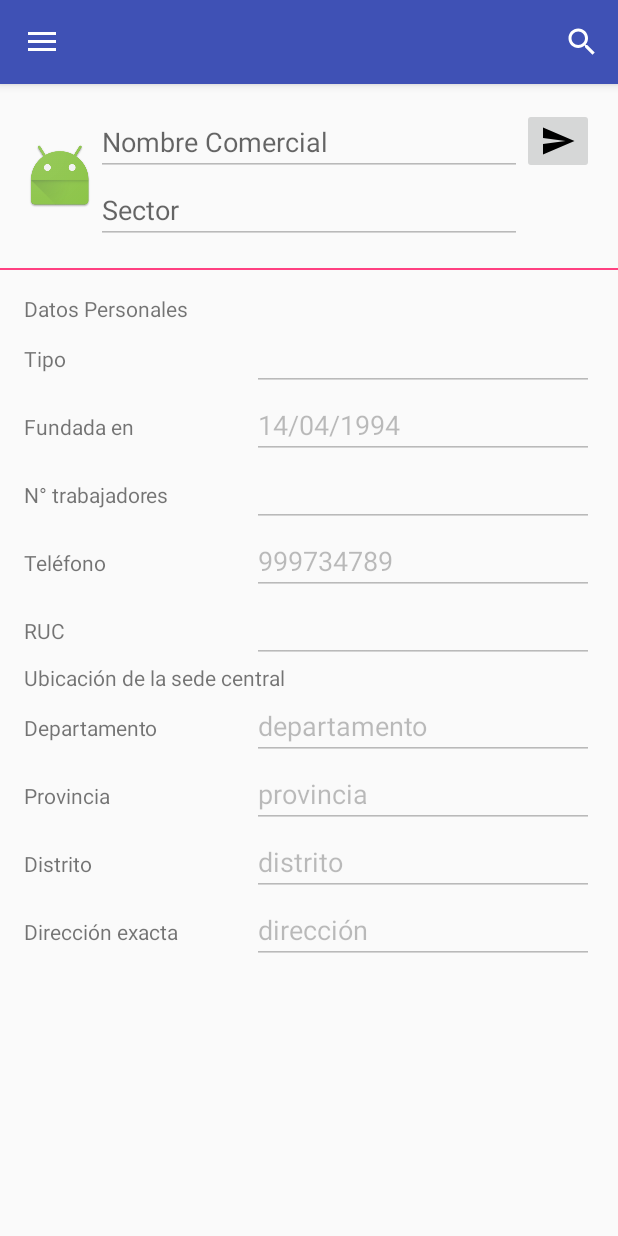
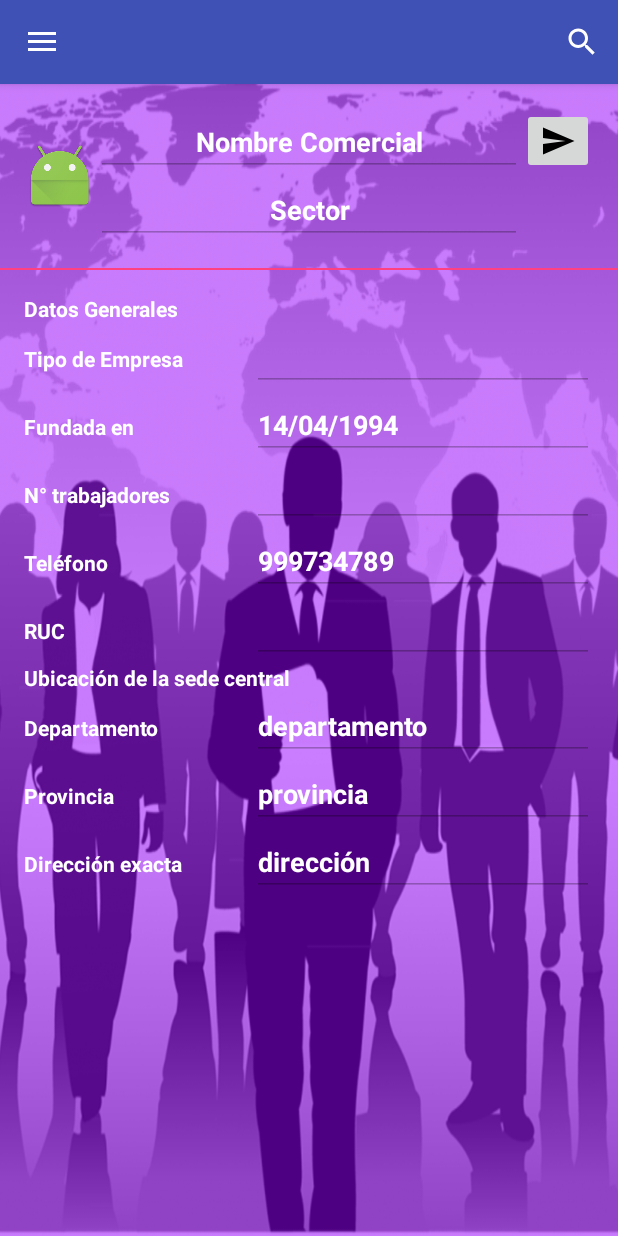
Before and after one commit to jhonn-y2j/Quick-Job, an Android app: the MainActivityEmp screen opened directly, with no data from a screen before it, after a tap on "Ver Perfil", on a phone screen of 412 x 824 dp. Run offline under Robolectric (Android 15) with nearby library versions, the phone set to English and light mode, and no system bars; our stand-ins replace ButterKnife; 2 statements that could not run were skipped; 1 other tap on this screen came first.

Commit message:
Perfil de empresa hecho

```diff
--- a/app/build.gradle
+++ b/app/build.gradle
@@ -32,4 +32,9 @@ dependencies {
     compile 'com.jakewharton:butterknife:8.4.0'
     annotationProcessor 'com.jakewharton:butterknife-compiler:8.4.0'
 
+    compile 'com.google.firebase:firebase-core:9.6.1'
+    compile 'com.google.firebase:firebase-database:9.6.1'
+
 }
+
+apply plugin: 'com.google.gms.google-services'
--- a/app/src/main/java/com/developers/quickjob/quick_job/MainActivityEmp.java
+++ b/app/src/main/java/com/developers/quickjob/quick_job/MainActivityEmp.java
@@ -96,9 +96,7 @@ public class MainActivityEmp extends AppCompatActivity
         Fragment fragment= null;
         if(id==R.id.nav_perfil_emp){
             fragment = new fragment_perfil_empresa();
-        }
-
-        if (id==R.id.nav_ofertas_emp){
+        }else if (id==R.id.nav_ofertas_emp){
             fragment= new fragment_oferta();
         }else if (id== R.id.nav_publicaciones_emp){
             fragment = new fragmetn_ofertas_publicadas();
--- a/app/src/main/java/com/developers/quickjob/quick_job/fragment_emp/fragment_perfil_empresa.java
+++ b/app/src/main/java/com/developers/quickjob/quick_job/fragment_emp/fragment_perfil_empresa.java
@@ -39,8 +39,6 @@ public class fragment_perfil_empresa extends Fragment {
     EditText departamento_emp;
     @BindView(R.id.text_ubic_provin_fap)
     EditText provincia_emp;
-    @BindView(R.id.text_ubic_dist_fap)
-    EditText distrito;
     @BindView(R.id.text_ubic_direcc_fap)
     EditText direcc_emp;
 
@@ -64,13 +62,13 @@ public class fragment_perfil_empresa extends Fragment {
             nom_emp.setText(empresa.getNombre_comercial());
             sector.setText(empresa.getSector());
             tipo_emp.setText(empresa.getTipo_empresa());
-            anio_fund.setText(empresa.getFundacion_anho());
-            num_trab.setText(empresa.getNro_trabajadores());
-            telf_emp.setText(empresa.getTelef_referencia());
+            anio_fund.setText(""+empresa.getFundacion_anho());
+            Log.d(fragment_perfil_empresa.class.getName(),"anho "+ empresa.getFundacion_anho());
+            num_trab.setText(""+empresa.getNro_trabajadores());
+            telf_emp.setText(""+empresa.getTelef_referencia());
             ruc_emp.setText(empresa.getRuc());
             departamento_emp.setText(empresa.getUbic_dprt());
             provincia_emp.setText(empresa.getUbic_provincia());
-            distrito.setText(empresa.getUbic_distrito());
             direcc_emp.setText(empresa.getUbic_direccion());
         }
 
--- a/app/src/main/res/layout/activty_oferta_detalle.xml
+++ b/app/src/main/res/layout/activty_oferta_detalle.xml
@@ -19,7 +19,7 @@
                 android:layout_height="wrap_content" />
 
             <TextView
-                android:id="@+id/txt_ofer_emp"
+                android:id="@+id/txt_ofer_area"
                 android:layout_width="match_parent"
                 android:layout_height="wrap_content" />
 
--- a/app/src/main/res/layout/fragment_perfil_emp.xml
+++ b/app/src/main/res/layout/fragment_perfil_emp.xml
@@ -4,6 +4,7 @@
     android:layout_width="match_parent"
     android:layout_height="match_parent"
     android:orientation="vertical"
+    android:background="@drawable/img_backgroud_app"
     tools:context="com.developers.quickjob.quick_job.fragment_emp.fragment_perfil_empresa">
 
     <ScrollView
@@ -39,11 +40,19 @@
                         android:id="@+id/text_mom_emp_fap"
                         android:layout_width="match_parent"
                         android:layout_height="wrap_content"
+                        android:textColor="@android:color/white"
+                        android:textAlignment="center"
+                        android:textStyle="bold"
+                        android:textColorHint="@android:color/white"
                         android:enabled="false"
                         android:hint="Nombre Comercial" />
 
                     <EditText
                         android:id="@+id/text_sector_fap"
+                        android:textAlignment="center"
+                        android:textColor="@android:color/white"
+                        android:textStyle="bold"
+                        android:textColorHint="@android:color/white"
                         android:layout_width="match_parent"
                         android:layout_height="wrap_content"
                         android:enabled="false"
@@ -72,7 +81,9 @@
                 <TextView
                     android:layout_width="wrap_content"
                     android:layout_height="wrap_content"
-                    android:text="Datos Personales" />
+                    android:textColor="@android:color/white"
+                    android:textStyle="bold"
+                    android:text="Datos Generales" />
                 <!-- Datos Personales-->
                 <LinearLayout
                     android:layout_width="match_parent"
@@ -83,12 +94,18 @@
                         android:layout_width="0dp"
                         android:layout_height="wrap_content"
                         android:layout_weight="2"
-                        android:text="Tipo" />
+                        android:textColor="@android:color/white"
+                        android:textStyle="bold"
+                        android:textColorHint="@android:color/white"
+                        android:text="Tipo de Empresa" />
 
                     <EditText
                         android:id="@+id/text_tipoempresa_fap"
                         android:layout_width="0dp"
                         android:layout_height="wrap_content"
+                        android:textColor="@android:color/white"
+                        android:textStyle="bold"
+                        android:textColorHint="@android:color/white"
                         android:layout_weight="3"
                         android:enabled="false"
                         android:text="" />
@@ -103,6 +120,8 @@
                     <TextView
                         android:layout_width="0dp"
                         android:layout_height="wrap_content"
+                        android:textColor="@android:color/white"
+                        android:textStyle="bold"
                         android:layout_weight="2"
                         android:text="Fundada en" />
 
@@ -110,6 +129,9 @@
                         android:id="@+id/text_anio_fund_fap"
                         android:layout_width="0dp"
                         android:layout_height="wrap_content"
+                        android:textColor="@android:color/white"
+                        android:textStyle="bold"
+                        android:textColorHint="@android:color/white"
                         android:layout_weight="3"
                         android:enabled="false"
                         android:text="14/04/1994" />
@@ -125,6 +147,8 @@
                         android:layout_width="0dp"
                         android:layout_height="wrap_content"
                         android:layout_weight="2"
+                        android:textColor="@android:color/white"
+                        android:textStyle="bold"
                         android:text="N° trabajadores" />
 
                     <EditText
@@ -132,6 +156,9 @@
                         android:layout_width="0dp"
                         android:layout_height="wrap_content"
                         android:layout_weight="3"
+                        android:textColor="@android:color/white"
+                        android:textStyle="bold"
+                        android:textColorHint="@android:color/white"
                         android:enabled="false"
                         android:inputType="number"
                         android:text=" " />
@@ -147,12 +174,17 @@
                         android:layout_width="0dp"
                         android:layout_height="wrap_content"
                         android:layout_weight="2"
+                        android:textColor="@android:color/white"
+                        android:textStyle="bold"
                         android:text="Teléfono" />
 
                     <EditText
                         android:id="@+id/text_telef_fap"
                         android:layout_width="0dp"
                         android:layout_height="wrap_content"
+                        android:textColor="@android:color/white"
+                        android:textStyle="bold"
+                        android:textColorHint="@android:color/white"
                         android:layout_weight="3"
                         android:enabled="false"
                         android:text="999734789" />
@@ -166,6 +198,8 @@
                     <TextView
                         android:layout_width="0dp"
                         android:layout_height="wrap_content"
+                        android:textColor="@android:color/white"
+                        android:textStyle="bold"
                         android:layout_weight="2"
                         android:text="RUC" />
 
@@ -173,6 +207,9 @@
                         android:id="@+id/text_ruc_fap"
                         android:layout_width="0dp"
                         android:layout_height="wrap_content"
+                        android:textColor="@android:color/white"
+                        android:textStyle="bold"
+                        android:textColorHint="@android:color/white"
                         android:layout_weight="3"
                         android:enabled="false"
                         android:text="" />
@@ -182,6 +219,8 @@
                 <TextView
                     android:layout_width="wrap_content"
                     android:layout_height="wrap_content"
+                    android:textColor="@android:color/white"
+                    android:textStyle="bold"
                     android:text="Ubicación de la sede central" />
 
                 <LinearLayout
@@ -192,6 +231,8 @@
                     <TextView
                         android:layout_width="0dp"
                         android:layout_height="wrap_content"
+                        android:textColor="@android:color/white"
+                        android:textStyle="bold"
                         android:layout_weight="2"
                         android:text="Departamento" />
 
@@ -199,6 +240,9 @@
                         android:id="@+id/text_ubic_depart_fap"
                         android:layout_width="0dp"
                         android:layout_height="wrap_content"
+                        android:textColor="@android:color/white"
+                        android:textStyle="bold"
+                        android:textColorHint="@android:color/white"
                         android:layout_weight="3"
                         android:enabled="false"
                         android:text="departamento" />
@@ -213,6 +257,8 @@
                     <TextView
                         android:layout_width="0dp"
                         android:layout_height="wrap_content"
+                        android:textColor="@android:color/white"
+                        android:textStyle="bold"
                         android:layout_weight="2"
                         android:text="Provincia" />
 
@@ -220,6 +266,9 @@
                         android:id="@+id/text_ubic_provin_fap"
                         android:layout_width="0dp"
                         android:layout_height="wrap_content"
+                        android:textColor="@android:color/white"
+                        android:textStyle="bold"
+                        android:textColorHint="@android:color/white"
                         android:layout_weight="3"
                         android:enabled="false"
                         android:text="provincia" />
@@ -234,27 +283,8 @@
                     <TextView
                         android:layout_width="0dp"
                         android:layout_height="wrap_content"
-                        android:layout_weight="2"
-                        android:text="Distrito" />
-
-                    <EditText
-                        android:id="@+id/text_ubic_dist_fap"
-                        android:layout_width="0dp"
-                        android:layout_height="wrap_content"
-                        android:layout_weight="3"
-                        android:enabled="false"
-                        android:text="distrito" />
-
-                </LinearLayout>
-
-                <LinearLayout
-                    android:layout_width="match_parent"
-                    android:layout_height="wrap_content"
-                    android:orientation="horizontal">
-
-                    <TextView
-                        android:layout_width="0dp"
-                        android:layout_height="wrap_content"
+                        android:textColor="@android:color/white"
+                        android:textStyle="bold"
                         android:layout_weight="2"
                         android:text="Dirección exacta" />
 
@@ -262,6 +292,9 @@
                         android:id="@+id/text_ubic_direcc_fap"
                         android:layout_width="0dp"
                         android:layout_height="wrap_content"
+                        android:textColor="@android:color/white"
+                        android:textStyle="bold"
+                        android:textColorHint="@android:color/white"
                         android:layout_weight="3"
                         android:enabled="false"
                         android:text="dirección" />
```
